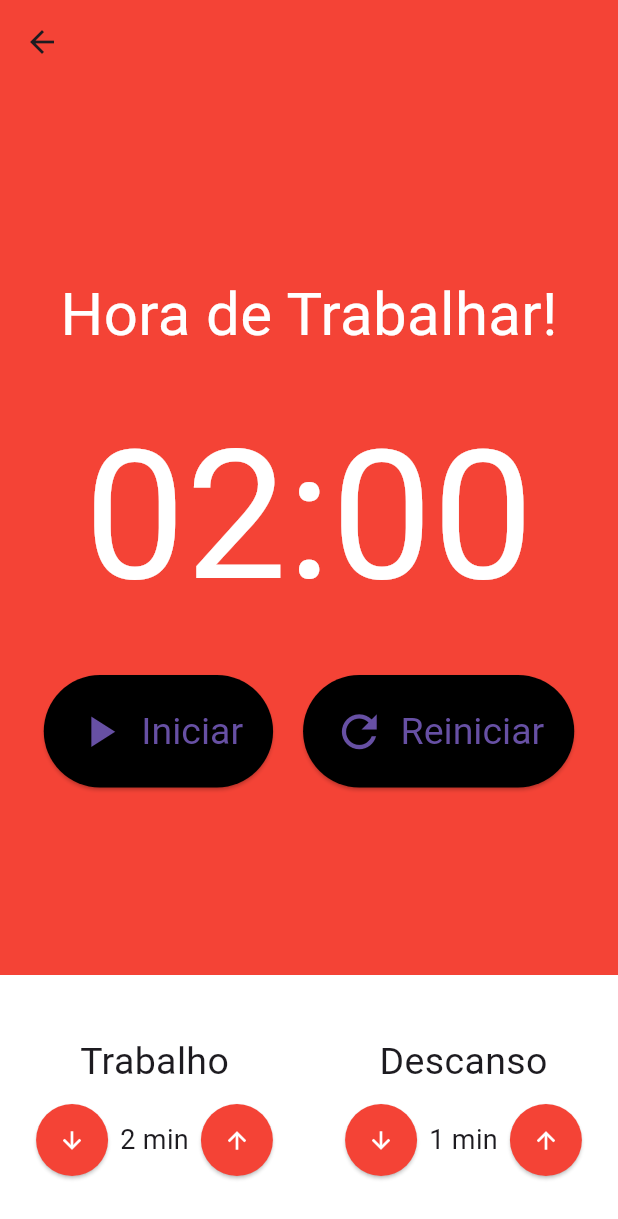
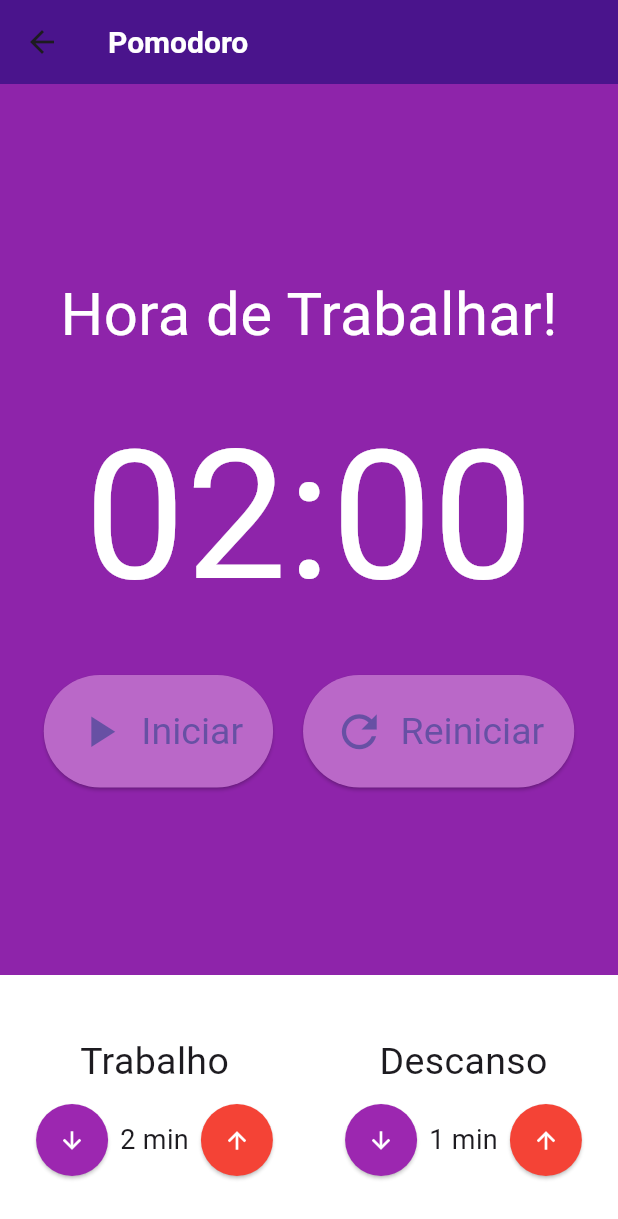
Before and after one commit to AugustoZanoli/AppTreino, a Flutter app: the screen it shows once a user with an empty profile is signed in, in the side drawer, after a tap on "Pomodoro", on a phone screen of 412 x 824 dp. Shown: the top 1219 px of the screen. Run offline on Flutter 3.47's test engine with Material 2 defaults, Android fonts, the phone set to English and light mode, and no system bars; our stand-ins replace cloud_firestore, firebase_auth, firebase_core, firebase_storage, flutter_mobx, image_picker and 1 more; accounts and stored records are empty; generated files the repository leaves out were written again.

Commit message:
"Finalização do projeto"

```diff
--- a/apptreino/lib/components/cronometro.dart
+++ b/apptreino/lib/components/cronometro.dart
@@ -13,7 +13,9 @@ class Cronometro extends StatelessWidget {
 
     return Observer(builder: (_) {
       return Container(
-        color: store.estaTrabalhando() ? Colors.red : Colors.green,
+        color: store.estaTrabalhando()
+            ? Colors.purple.shade600
+            : Colors.blueAccent,
         child: Column(
           mainAxisAlignment: MainAxisAlignment.center,
           children: [
--- a/apptreino/lib/components/cronometro_botao.dart
+++ b/apptreino/lib/components/cronometro_botao.dart
@@ -16,13 +16,14 @@ class CronometroBotao extends StatelessWidget {
   Widget build(BuildContext context) {
     return ElevatedButton(
       style: ElevatedButton.styleFrom(
-        primary: Colors.black,
+        primary: Colors.purple.shade300,
         padding: EdgeInsets.symmetric(
           horizontal: 20,
           vertical: 20,
         ),
         textStyle: TextStyle(
           fontSize: 25,
+          color: Colors.white,
         ),
       ),
       onPressed: click,
--- a/apptreino/lib/components/entrada_tempo.dart
+++ b/apptreino/lib/components/entrada_tempo.dart
@@ -37,7 +37,8 @@ class EntradaTempo extends StatelessWidget {
               style: ElevatedButton.styleFrom(
                 shape: CircleBorder(),
                 padding: EdgeInsets.all(15),
-                primary: store.estaTrabalhando() ? Colors.red : Colors.green,
+                primary:
+                    store.estaTrabalhando() ? Colors.purple : Colors.blueAccent,
               ),
             ),
             Text(
--- a/apptreino/lib/pages/app_page.dart
+++ b/apptreino/lib/pages/app_page.dart
@@ -1,6 +1,6 @@
 import 'package:apptreino/core/services/auth_service.dart';
 import 'package:apptreino/pages/afazeres_page.dart';
-import 'package:audioplayers/audioplayers.dart';
+
 import 'package:apptreino/pages/pomodoro.dart';
 import 'package:apptreino/pages/story_page.dart';
 import 'package:flutter/material.dart';
--- a/apptreino/lib/pages/loading_page.dart
+++ b/apptreino/lib/pages/loading_page.dart
@@ -7,7 +7,7 @@ class LoadingPage extends StatelessWidget {
   @override
   Widget build(BuildContext context) {
     return Scaffold(
-      backgroundColor: Colors.grey.shade900,
+      backgroundColor: Colors.grey.shade900.withOpacity(0.5),
       body: Center(
         child: Column(mainAxisAlignment: MainAxisAlignment.center, children: [
           CircularProgressIndicator(
--- a/apptreino/lib/pages/pomodoro.dart
+++ b/apptreino/lib/pages/pomodoro.dart
@@ -14,10 +14,10 @@ class Pomodoro extends StatelessWidget {
 
     return Scaffold(
         appBar: AppBar(
-          backgroundColor: Colors.red,
+          backgroundColor: Colors.purple.shade900,
           title: Text('Pomodoro'),
           titleTextStyle: TextStyle(
-            color: Colors.red,
+            color: Colors.white,
             fontWeight: FontWeight.bold,
             fontSize: 20,
           ),
```
Also changed, not shown: 1 other file.
